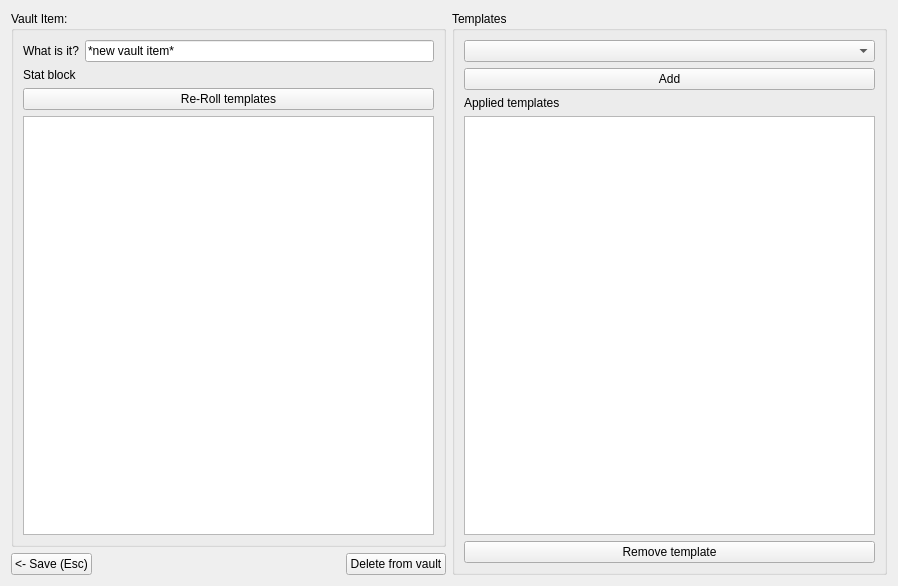
This is ui_files/TheShop_Dialog.ui in nogasgofast/Adventure_Wrench as Qt 5 draws it before an edit. The edited form follows.
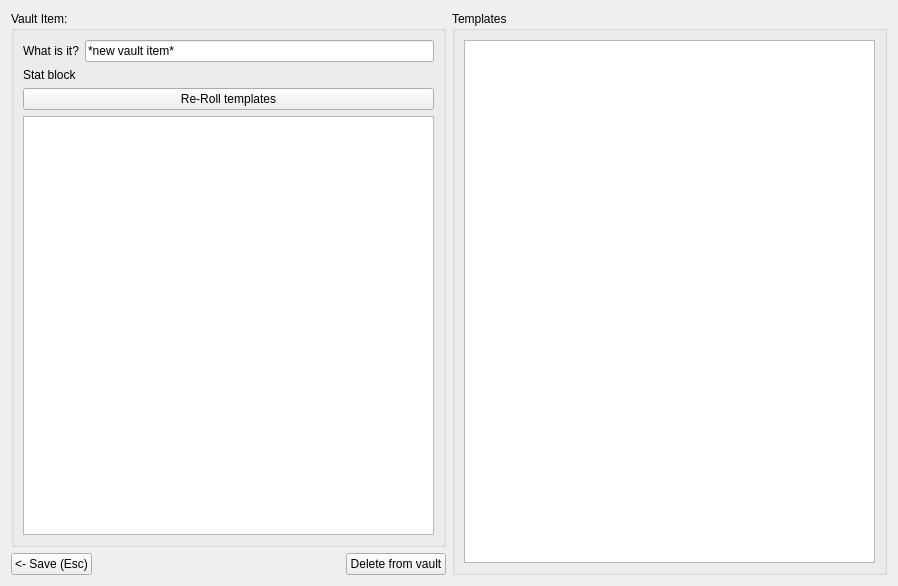
This is the edited form.

```diff
--- a/ui_files/TheShop_Dialog.ui
+++ b/ui_files/TheShop_Dialog.ui
@@ -142,44 +142,18 @@
      </property>
      <layout class="QVBoxLayout" name="verticalLayout">
       <item>
-       <widget class="QComboBox" name="comboBox_selector_templates">
-        <property name="toolTip">
-         <string>Templates are created in The Acadamy. Navigate there from the Vault.</string>
+       <widget class="QTreeWidget" name="treeWidget_templates">
+        <property name="selectionMode">
+         <enum>QAbstractItemView::MultiSelection</enum>
         </property>
-       </widget>
-      </item>
-      <item>
-       <widget class="QPushButton" name="pushButton_add_templates">
-        <property name="text">
-         <string>Add</string>
-        </property>
-        <property name="autoDefault">
+        <attribute name="headerVisible">
          <bool>false</bool>
-        </property>
-       </widget>
-      </item>
-      <item>
-       <widget class="QLabel" name="label_templates">
-        <property name="text">
-         <string>Applied templates</string>
-        </property>
-       </widget>
-      </item>
-      <item>
-       <widget class="QListWidget" name="listWidget_templates">
-        <property name="sortingEnabled">
-         <bool>true</bool>
-        </property>
-       </widget>
-      </item>
-      <item>
-       <widget class="QPushButton" name="pushButton_remove_templates">
-        <property name="text">
-         <string>Remove template</string>
-        </property>
-        <property name="autoDefault">
-         <bool>false</bool>
-        </property>
+        </attribute>
+        <column>
+         <property name="text">
+          <string notr="true">1</string>
+         </property>
+        </column>
        </widget>
       </item>
      </layout>
```
